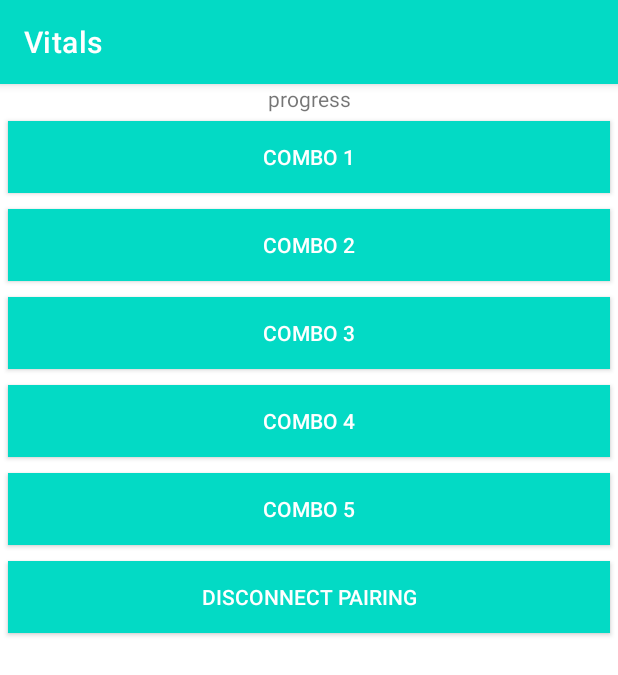
After one commit to Deadlica/Produktutvecklingsprojekt, an Android app: the LedControl screen opened directly, with no data from a screen before it, on a phone screen of 412 x 824 dp. The commit adds this screen. Shown: the top 675 px of the screen. Run offline under Robolectric (Android 15) with nearby library versions, the phone set to English and light mode, and no system bars; 3 statements that could not run were skipped.

```diff
--- /dev/null
+++ b/Vitals/app/src/main/java/com/firstapp/vitals/bluetooth/LedControl.java
@@ -0,0 +1,162 @@
+package com.firstapp.vitals.bluetooth;
+
+import androidx.appcompat.app.AppCompatActivity;
+
+import android.app.ProgressDialog;
+import android.bluetooth.BluetoothAdapter;
+import android.bluetooth.BluetoothDevice;
+import android.bluetooth.BluetoothSocket;
+import android.content.Intent;
+import android.os.AsyncTask;
+import android.os.Bundle;
+import android.view.View;
+import android.widget.Button;
+import android.widget.TextView;
+import android.widget.Toast;
+
+import com.firstapp.vitals.R;
+
+import java.io.IOException;
+import java.util.UUID;
+
+public class LedControl extends AppCompatActivity {
+
+    Button btn1, btn2, btn3, btn4, btn5, btnDis;
+    String address = null;
+    TextView lumn;
+    private ProgressDialog progress;
+    BluetoothAdapter myBluetooth = null;
+    BluetoothSocket btSocket = null;
+    private boolean isBtConnected = false;
+    static final UUID myUUID = UUID.fromString("00001101-0000-1000-8000-00805F9B34FB");
+
+    @Override
+    protected void onCreate(Bundle savedInstanceState) {
+        super.onCreate(savedInstanceState);
+        setContentView(R.layout.activity_led_control);
+
+
+        Intent intent = getIntent();
+        address = intent.getStringExtra(BluetoothActivity.EXTRA_ADDRESS);
+
+        btn1 =  findViewById(R.id.button2);
+        btn2 =  findViewById(R.id.button3);
+        //For additional actions to be performed
+        btn3 =  findViewById(R.id.button5);
+        btn4 =  findViewById(R.id.button6);
+        btn5 =  findViewById(R.id.button7);
+        btnDis = findViewById(R.id.button4);
+        lumn =  findViewById(R.id.textView2);
+
+        new LedControl.ConnectBT().execute();
+
+        btn1.setOnClickListener(new View.OnClickListener() {
+            @Override
+            public void onClick (View v) {
+                sendSignal("1");
+            }
+        });
+
+        btn2.setOnClickListener(new View.OnClickListener() {
+            @Override
+            public void onClick (View v) {
+                sendSignal("2");
+            }
+        });
+
+        btn3.setOnClickListener(new View.OnClickListener() {
+            @Override
+            public void onClick (View v) {
+                sendSignal("3");
+            }
+        });
+
+        btn4.setOnClickListener(new View.OnClickListener() {
+            @Override
+            public void onClick (View v) {
+                sendSignal("4");
+            }
+        });
+
+        btn5.setOnClickListener(new View.OnClickListener() {
+            @Override
+            public void onClick (View v) {
+                sendSignal("5");
+            }
+        });
+
+        btnDis.setOnClickListener(new View.OnClickListener() {
+            @Override
+            public void onClick (View v) {
+                Disconnect();
+            }
+        });
+    }
+
+    private void sendSignal ( String number ) {
+        if ( btSocket != null ) {
+            try {
+                btSocket.getOutputStream().write(number.toString().getBytes());
+            } catch (IOException e) {
+                msg("Error");
+            }
+        }
+    }
+
+    private void Disconnect () {
+        if ( btSocket!=null ) {
+            try {
+                btSocket.close();
+            } catch(IOException e) {
+                msg("Error");
+            }
+        }
+
+        finish();
+    }
+
+    private void msg (String s) {
+        Toast.makeText(getApplicationContext(), s, Toast.LENGTH_LONG).show();
+    }
+
+    private class ConnectBT extends AsyncTask<Void, Void, Void> {
+        private boolean ConnectSuccess = true;
+
+        @Override
+        protected  void onPreExecute () {
+            progress = ProgressDialog.show(LedControl.this, "Connecting...", "Please Wait!!!");
+        }
+
+        @Override
+        protected Void doInBackground (Void... devices) {
+            try {
+                if ( btSocket==null || !isBtConnected ) {
+                    myBluetooth = BluetoothAdapter.getDefaultAdapter();
+                    BluetoothDevice dispositivo = myBluetooth.getRemoteDevice(address);
+                    btSocket = dispositivo.createInsecureRfcommSocketToServiceRecord(myUUID);
+                    BluetoothAdapter.getDefaultAdapter().cancelDiscovery();
+                    btSocket.connect();
+                }
+            } catch (IOException e) {
+                ConnectSuccess = false;
+            }
+
+            return null;
+        }
+
+        @Override
+        protected void onPostExecute (Void result) {
+            super.onPostExecute(result);
+
+            if (!ConnectSuccess) {
+                msg("Connection Failed. Is it a SPP Bluetooth? Try again.");
+                finish();
+            } else {
+                msg("Connected");
+                isBtConnected = true;
+            }
+
+            progress.dismiss();
+        }
+    }
+}
--- a/Vitals/app/src/main/java/com/firstapp/vitals/Contact.java
+++ b/Vitals/app/src/main/java/com/firstapp/vitals/room/Contact.java
@@ -1,4 +1,4 @@
-package com.firstapp.vitals;
+package com.firstapp.vitals.room;
 
 import androidx.room.Entity;
 import androidx.room.PrimaryKey;
--- a/Vitals/app/src/main/java/com/firstapp/vitals/ContactDao.java
+++ b/Vitals/app/src/main/java/com/firstapp/vitals/room/ContactDao.java
@@ -1,4 +1,4 @@
-package com.firstapp.vitals;
+package com.firstapp.vitals.room;
 
 import androidx.lifecycle.LiveData;
 import androidx.room.Dao;
--- a/Vitals/app/src/main/java/com/firstapp/vitals/ContactDatabase.java
+++ b/Vitals/app/src/main/java/com/firstapp/vitals/room/ContactDatabase.java
@@ -1,15 +1,12 @@
-package com.firstapp.vitals;
+package com.firstapp.vitals.room;
 
 import android.content.Context;
 import android.os.AsyncTask;
-import android.widget.ImageView;
 
 import androidx.annotation.NonNull;
 import androidx.room.Database;
 import androidx.room.Room;
 import androidx.room.RoomDatabase;
-import androidx.room.TypeConverter;
-import androidx.room.TypeConverters;
 import androidx.sqlite.db.SupportSQLiteDatabase;
 
 @Database(entities = {Contact.class}, version = 1, exportSchema = false)
--- a/Vitals/app/src/main/java/com/firstapp/vitals/ContactRepository.java
+++ b/Vitals/app/src/main/java/com/firstapp/vitals/room/ContactRepository.java
@@ -1,4 +1,4 @@
-package com.firstapp.vitals;
+package com.firstapp.vitals.room;
 
 import android.app.Application;
 import android.os.AsyncTask;
--- a/Vitals/app/src/main/java/com/firstapp/vitals/ContactViewModel.java
+++ b/Vitals/app/src/main/java/com/firstapp/vitals/room/ContactViewModel.java
@@ -1,4 +1,4 @@
-package com.firstapp.vitals;
+package com.firstapp.vitals.room;
 
 import android.app.Application;
 
--- a/Vitals/app/src/main/res/layout/activity_add.xml
+++ b/Vitals/app/src/main/res/layout/activity_add.xml
@@ -5,7 +5,7 @@
     android:layout_width="match_parent"
     android:layout_height="match_parent"
     android:orientation="vertical"
-    tools:context=".AddActivity">
+    tools:context=".AddEditContactActivity">
 
     <ScrollView
         android:layout_width="match_parent"
@@ -103,6 +103,7 @@
                 android:layout_height="wrap_content"
                 android:layout_gravity="center"
                 android:background="@drawable/bluetooth_button_corner"
+                android:onClick="bluetoothSearch"
                 app:layout_constraintEnd_toEndOf="parent"
                 app:layout_constraintStart_toStartOf="parent"
                 app:layout_constraintTop_toBottomOf="@+id/Alarm"
--- /dev/null
+++ b/Vitals/app/src/main/res/layout/activity_led_control.xml
@@ -0,0 +1,142 @@
+<?xml version="1.0" encoding="utf-8"?>
+<androidx.constraintlayout.widget.ConstraintLayout xmlns:android="http://schemas.android.com/apk/res/android"
+    xmlns:app="http://schemas.android.com/apk/res-auto"
+    xmlns:tools="http://schemas.android.com/tools"
+    android:layout_width="match_parent"
+    android:layout_height="match_parent"
+    tools:context=".bluetooth.LedControl">
+
+    <LinearLayout
+        android:layout_width="match_parent"
+        android:layout_height="match_parent"
+        android:orientation="vertical"
+        tools:layout_editor_absoluteX="8dp"
+        tools:layout_editor_absoluteY="8dp">
+
+        <LinearLayout
+            android:layout_width="match_parent"
+            android:layout_height="wrap_content"
+            android:orientation="horizontal">
+
+            <TextView
+                android:id="@+id/textView2"
+                android:layout_width="match_parent"
+                android:layout_height="wrap_content"
+                android:layout_weight="1"
+                android:text="progress"
+                android:textAlignment="center"
+                tools:layout_editor_absoluteX="8dp"
+                tools:layout_editor_absoluteY="30dp" />
+        </LinearLayout>
+
+        <LinearLayout
+            android:layout_width="match_parent"
+            android:layout_height="wrap_content"
+            android:orientation="horizontal">
+
+            <Button
+                android:id="@+id/button2"
+                android:layout_margin="5dp"
+                style="@style/Widget.AppCompat.Button.Colored"
+                android:layout_width="wrap_content"
+                android:layout_height="wrap_content"
+                android:layout_weight="1"
+                android:background="@android:color/holo_blue_light"
+                android:text="Combo 1"
+                tools:layout_editor_absoluteX="148dp"
+                tools:layout_editor_absoluteY="88dp" />
+        </LinearLayout>
+
+        <LinearLayout
+            android:layout_width="match_parent"
+            android:layout_height="wrap_content"
+            android:orientation="horizontal">
+
+            <Button
+                android:id="@+id/button3"
+                style="@style/Widget.AppCompat.Button.Colored"
+                android:layout_width="wrap_content"
+                android:layout_height="wrap_content"
+                android:layout_margin="5dp"
+                android:layout_weight="1"
+                android:background="@android:color/holo_blue_light"
+                android:text="Combo 2"
+                tools:layout_editor_absoluteX="192dp"
+                tools:layout_editor_absoluteY="64dp" />
+        </LinearLayout>
+
+        <LinearLayout
+            android:layout_width="match_parent"
+            android:layout_height="wrap_content"
+            android:orientation="horizontal">
+
+            <Button
+                android:id="@+id/button5"
+                style="@style/Widget.AppCompat.Button.Colored"
+                android:layout_width="wrap_content"
+                android:layout_height="wrap_content"
+                android:layout_margin="5dp"
+                android:layout_weight="1"
+                android:background="@android:color/holo_blue_light"
+                android:text="Combo 3"
+                tools:layout_editor_absoluteX="61dp"
+                tools:layout_editor_absoluteY="134dp" />
+        </LinearLayout>
+
+        <LinearLayout
+            android:layout_width="match_parent"
+            android:layout_height="wrap_content"
+            android:orientation="horizontal">
+
+            <Button
+                android:id="@+id/button6"
+                style="@style/Widget.AppCompat.Button.Colored"
+                android:layout_width="wrap_content"
+                android:layout_height="wrap_content"
+                android:layout_margin="5dp"
+                android:layout_weight="1"
+                android:background="@android:color/holo_blue_light"
+                android:text="Combo 4"
+                tools:layout_editor_absoluteX="91dp"
+                tools:layout_editor_absoluteY="168dp" />
+        </LinearLayout>
+
+        <LinearLayout
+            android:layout_width="match_parent"
+            android:layout_height="wrap_content"
+            android:orientation="horizontal">
+
+            <Button
+                android:id="@+id/button7"
+                style="@style/Widget.AppCompat.Button.Colored"
+                android:layout_width="wrap_content"
+                android:layout_height="wrap_content"
+                android:layout_margin="5dp"
+                android:layout_weight="1"
+                android:background="@android:color/holo_blue_light"
+                android:text="Combo 5"
+                tools:layout_editor_absoluteX="112dp"
+                tools:layout_editor_absoluteY="336dp" />
+        </LinearLayout>
+
+        <LinearLayout
+            android:layout_width="match_parent"
+            android:layout_height="wrap_content"
+            android:orientation="horizontal">
+
+            <Button
+                android:id="@+id/button4"
+                style="@style/Widget.AppCompat.Button.Colored"
+                android:layout_width="wrap_content"
+                android:layout_height="wrap_content"
+                android:layout_margin="5dp"
+                android:layout_weight="1"
+                android:background="@android:color/holo_red_light"
+                android:text="Disconnect Pairing"
+                tools:layout_editor_absoluteX="108dp"
+                tools:layout_editor_absoluteY="154dp" />
+        </LinearLayout>
+
+    </LinearLayout>
+
+</androidx.constraintlayout.widget.ConstraintLayout>
```
Also changed, not shown: Vitals/app/src/main/AndroidManifest.xml (+16 -8 lines), Vitals/app/src/main/java/com/firstapp/vitals/AddEditContactActivity.java (renamed from Vitals/app/src/main/java/com/firstapp/vitals/AddActivity.java, +54 -22 lines), Vitals/app/src/main/java/com/firstapp/vitals/ProfileActivity.java (+51 -15 lines), Vitals/app/src/main/java/com/firstapp/vitals/bluetooth/BluetoothActivity.java (added, +85 -0 lines), Vitals/app/src/main/java/com/firstapp/vitals/room/ContactAdapter.java (renamed from Vitals/app/src/main/java/com/firstapp/vitals/ContactAdapter.java, +47 -17 lines), Vitals/app/src/main/res/layout/activity_bluetooth.xml (added, +62 -0 lines).
